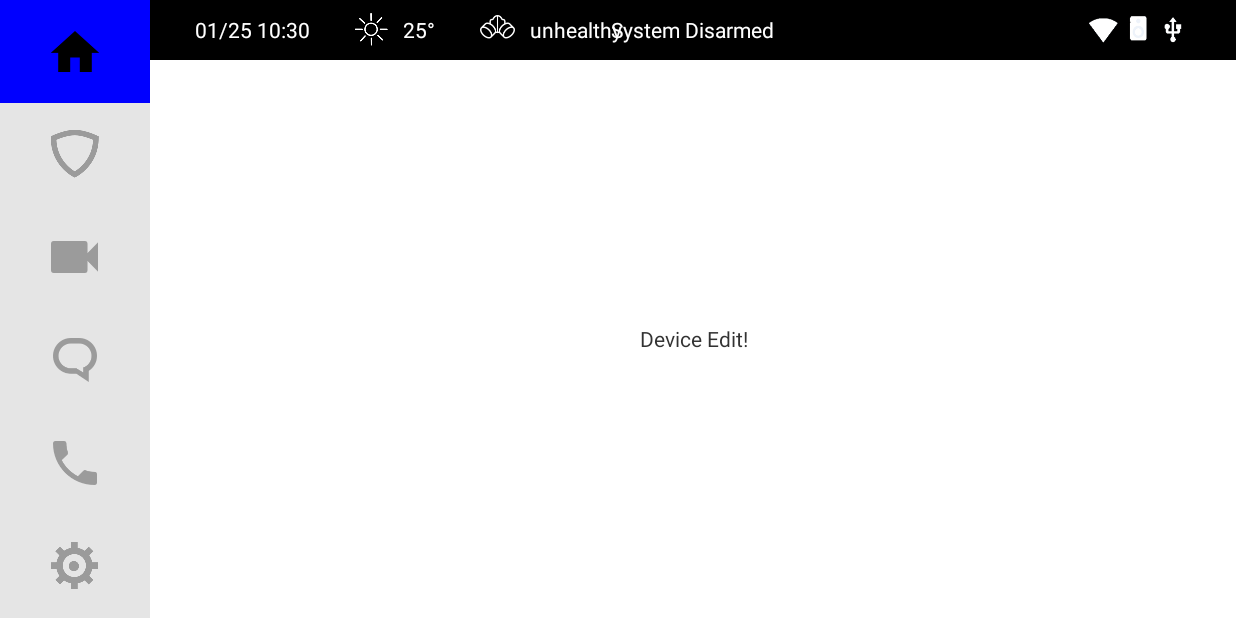
After one commit to sg0993/HomePanel, an Android app: the DeviceEditActivity screen opened directly, with no data from a screen before it, on a phone screen of 824 x 412 dp (held sideways). The commit adds this screen. Run offline under Robolectric (Android 15) with nearby library versions, the phone set to English and light mode, and no system bars.

Commit message:
Activity launch

```diff
--- a/app/build.gradle
+++ b/app/build.gradle
@@ -28,6 +28,7 @@ dependencies {
     androidTestCompile('com.android.support.test.espresso:espresso-core:2.2.2', {
         exclude group: 'com.android.support', module: 'support-annotations'
     })
+    compile 'com.android.support:support-v13:25.1.0'
+    compile 'com.android.support:appcompat-v7:24.2.1'
     testCompile 'junit:junit:4.12'
-    compile 'com.android.support:support-v13:25.1.0'
 }
--- a/app/src/main/java/com/honeywell/homepanel/activities/BaseActivity.java
+++ b/app/src/main/java/com/honeywell/homepanel/activities/BaseActivity.java
@@ -1,9 +1,11 @@
 package com.honeywell.homepanel.activities;
 
 import android.app.Activity;
+import android.content.Intent;
 import android.os.Bundle;
 import android.os.Handler;
 import android.os.Message;
+import android.view.KeyEvent;
 import android.view.View;
 import android.widget.ImageView;
 import android.widget.TextView;
@@ -27,9 +29,10 @@ public abstract class BaseActivity extends Activity implements View.OnClickListe
 
     private static final int TIME_FRESH = 60 * 1000;
     public static final int WHAT_TIME_FRESH = 100;
-    private int mLeftCurPage = CommonData.LEFT_SELECT_HOME;
+    private static int mLeftCurPage = CommonData.LEFT_SELECT_HOME;
     private List<View>mLeftViews = new ArrayList<View>();
     private List<ImageView>mLeftImages = new ArrayList<ImageView>();
+    private List<Class> mActivities = new ArrayList<Class>();
 
     private TextView mTimeTv = null;
     private ImageView mWeatherImage = null;
@@ -69,12 +72,30 @@ public abstract class BaseActivity extends Activity implements View.OnClickListe
         setContentView(getContent());
         initViewAndListener();
         setTop();
+
+        initClasses();
     }
+
+    private void initClasses() {
+        mActivities.add(MainActivity.class);
+        mActivities.add(ScenarioEditActivity.class);
+        mActivities.add(DeviceEditActivity.class);
+        mActivities.add(MessageActivity.class);
+        mActivities.add(DialActivity.class);
+        mActivities.add(SettinglActivity.class);
+    }
+
 
     @Override
     protected void onDestroy() {
         super.onDestroy();
         mTimer.cancel();
+    }
+
+    @Override
+    protected void onResume() {
+        super.onResume();
+        setLeftNavifation(mLeftCurPage);
     }
 
     //for sub class init self control and listener
@@ -160,13 +181,34 @@ public abstract class BaseActivity extends Activity implements View.OnClickListe
             }
         }
     }
+
     @Override
     public void onClick(View view) {
         for (int i = 0; i <=  CommonData.LEFT_SELECT_SETTING; i++) {
             if(mLeftViews.get(i).getId() == view.getId()){
+                if(mLeftCurPage != CommonData.LEFT_SELECT_HOME){
+                    finish();
+                }
                 setLeftNavifation(i);
+                launchActivity(i);
                 break;
             }
         }
     }
+
+    private void launchActivity(int i) {
+        Intent intent = new Intent();
+        intent.setClass(getApplicationContext(),mActivities.get(i));
+        startActivity(intent);
+    }
+
+    @Override
+    public boolean onKeyDown(int keyCode, KeyEvent event) {
+        if (keyCode == KeyEvent.KEYCODE_BACK) {
+            setLeftNavifation(CommonData.LEFT_SELECT_HOME);
+            finish();
+            return  true;
+        }
+        return super.onKeyDown(keyCode,event);
+    }
 }
--- /dev/null
+++ b/app/src/main/java/com/honeywell/homepanel/activities/DeviceEditActivity.java
@@ -0,0 +1,31 @@
+package com.honeywell.homepanel.activities;
+
+import android.os.Bundle;
+
+import com.honeywell.homepanel.R;
+
+public class DeviceEditActivity extends BaseActivity {
+
+    @Override
+    protected void onCreate(Bundle savedInstanceState) {
+        super.onCreate(savedInstanceState);
+    }
+
+    @Override
+    protected void onDestroy() {
+        super.onDestroy();
+    }
+
+    @Override
+    protected void initViewAndListener() {
+        super.initViewAndListener();
+    }
+
+    @Override
+    protected int getContent() {
+        return R.layout.layout_deviceedit;
+    }
+
+
+
+}
--- a/app/src/main/java/com/honeywell/homepanel/activities/MainActivity.java
+++ b/app/src/main/java/com/honeywell/homepanel/activities/MainActivity.java
@@ -27,6 +27,8 @@ public class MainActivity extends BaseActivity{
         //setTop();
     }
 
+
+
     @Override
     protected void initViewAndListener() {
         super.initViewAndListener();
--- a/app/src/main/java/com/honeywell/homepanel/common/CommonData.java
+++ b/app/src/main/java/com/honeywell/homepanel/common/CommonData.java
@@ -22,4 +22,5 @@ public class CommonData {
 
     public static final  int WIFI_CONNECTED = 0;
     public static final  int WIFI_DISCONNECT = 1;
+
 }
--- /dev/null
+++ b/app/src/main/res/layout/layout_deviceedit.xml
@@ -0,0 +1,29 @@
+<?xml version="1.0" encoding="utf-8"?>
+<LinearLayout xmlns:android="http://schemas.android.com/apk/res/android"
+    xmlns:tools="http://schemas.android.com/tools"
+    android:id="@+id/content_scrolling"
+    android:layout_width="match_parent"
+    android:layout_height="match_parent"
+    android:orientation="horizontal"
+    android:background="@android:color/white"
+    tools:context="com.honeywell.homepanel.activities.MainActivity">
+
+    <include
+        android:id="@+id/left_navigation"
+        layout="@layout/layout_left_navigation"/>
+
+    <LinearLayout
+        android:orientation="vertical"
+        android:layout_width="match_parent"
+        android:layout_height="match_parent">
+        <include
+            android:id="@+id/top_status"
+            layout="@layout/layout_top_status"/>
+        <TextView
+            android:text="Device Edit!"
+            android:gravity="center"
+            android:layout_width="match_parent"
+            android:layout_height="match_parent"
+            android:layout_gravity="center"/>
+    </LinearLayout>
+</LinearLayout>
--- a/app/src/main/res/values/styles.xml
+++ b/app/src/main/res/values/styles.xml
@@ -3,6 +3,28 @@
     <!-- Base application theme. -->
     <style name="AppTheme" parent="android:Theme.Holo.Light.DarkActionBar">
         <!-- Customize your theme here. -->
+    </style>
+
+    <style name="notAnimation">
+        <item name="android:activityOpenEnterAnimation">@null</item>
+        <item name="android:activityOpenExitAnimation">@null</item>
+        <item name="android:activityCloseEnterAnimation">@null</item>
+        <item name="android:activityCloseExitAnimation">@null</item>
+        <item name="android:taskOpenEnterAnimation">@null</item>
+        <item name="android:taskOpenExitAnimation">@null</item>
+        <item name="android:taskCloseEnterAnimation">@null</item>
+        <item name="android:taskCloseExitAnimation">@null</item>
+        <item name="android:taskToFrontEnterAnimation">@null</item>
+        <item name="android:taskToFrontExitAnimation">@null</item>
+        <item name="android:taskToBackEnterAnimation">@null</item>
+        <item name="android:taskToBackExitAnimation">@null</item>
+    </style>
+    <style name="Theme.notAnimation" parent="android:Theme.Light.NoTitleBar.Fullscreen">
+        <item name="android:windowIsTranslucent">true</item>
+        <item name="android:windowNoTitle">true</item>
+        <item name="android:windowActionBar">false</item>
+        <item name="android:windowBackground">@android:color/transparent</item>
+        <item name="android:windowAnimationStyle">@style/notAnimation</item>
     </style>
 
     <style name="left_view">
```
Also changed, not shown: app/src/main/AndroidManifest.xml (+33 -2 lines), app/src/main/java/com/honeywell/homepanel/activities/DialActivity.java (added, +31 -0 lines), app/src/main/java/com/honeywell/homepanel/activities/MessageActivity.java (added, +31 -0 lines), app/src/main/java/com/honeywell/homepanel/activities/ScenarioEditActivity.java (added, +29 -0 lines), app/src/main/java/com/honeywell/homepanel/activities/SettinglActivity.java (added, +31 -0 lines), app/src/main/res/layout/layout_dial.xml (added, +29 -0 lines), app/src/main/res/layout/layout_message.xml (added, +29 -0 lines), app/src/main/res/layout/layout_scenarioedit.xml (added, +29 -0 lines), app/src/main/res/layout/layout_setting.xml (added, +29 -0 lines), app/src/main/res/values/dimens.xml (line endings or trailing spaces).
